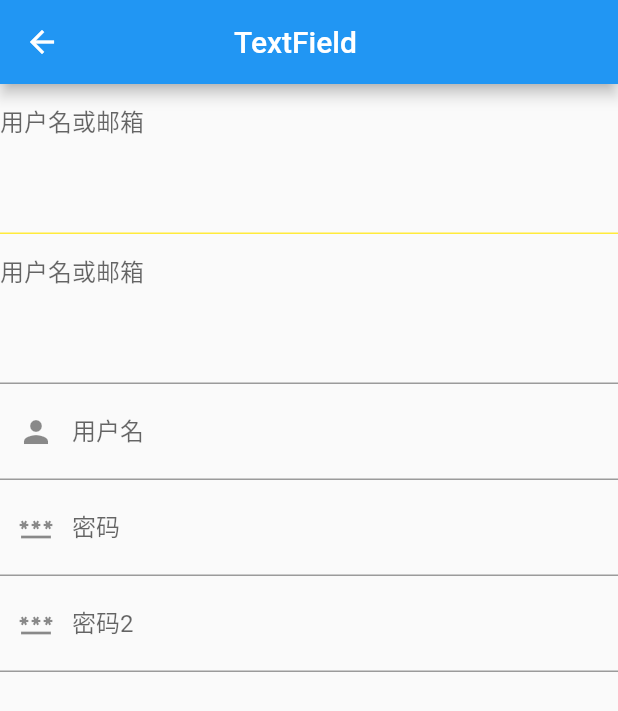
After one commit to wuvdan/Flutter-Demo, a Flutter app: the screen it shows after launch, after a tap on "textField", on a phone screen of 412 x 824 dp. The commit adds this screen. Shown: the top 711 px of the screen. Run offline on Flutter 3.47's test engine with Material 2 defaults, Android fonts, the phone set to English and light mode, and no system bars; our stand-ins replace dio, permission_handler, video_player; missing offline and left inert: amap_flutter_base, amap_flutter_location, amap_flutter_map, flutter_baidu_mapapi_base, flutter_baidu_mapapi_map, flutter_bmflocation and 1 more; network calls fail.

Commit message:
feat(0.0.1): TabBar + NavigationBar + View架构搭配 1.3 Image 1.4 Switch 1.5 CheckBox 1.6 TextField
2 第三方SDK使用
2.0 高德地图
2.1 百度地图
2.3 WebView
2.4 视频播放

```diff
--- a/lib/Main/View/app.dart
+++ b/lib/Main/View/app.dart
@@ -1,6 +1,7 @@
 import 'package:demo/Modules/Home/View/homePage.dart';
 import 'package:demo/Modules/My/View/myPage.dart';
 import 'package:demo/Main/View/tabbar.dart';
+import 'package:demo/Modules/ThirdPart/thirdPartPage.dart';
 import 'package:flutter/material.dart';
 
 import '../Model/BottomNavigationBarItemModel.dart';
@@ -16,7 +17,8 @@ class MyApp extends StatelessWidget {
         primarySwatch: Colors.blue,
       ),
       home: TabBarContainerView(items: [
-        BottomNavigationBarItemModel("组件", const Icon(Icons.home), const HomePage()),
+        BottomNavigationBarItemModel("自带组件", const Icon(Icons.home), const HomePage()),
+        BottomNavigationBarItemModel("第三方SDK", const Icon(Icons.home), const ThirdPartPage()),
         BottomNavigationBarItemModel("我的", const Icon(Icons.library_add), const MyPage())
       ], onTap: (int index) {
         print("点击回调 ---> $index");
--- a/lib/Modules/Home/View/homePage.dart
+++ b/lib/Modules/Home/View/homePage.dart
@@ -1,7 +1,12 @@
 import 'package:demo/Modules/Home/View/ui/NavigatorButton.dart';
 import 'package:demo/Modules/Home/View/ui/button.dart';
+import 'package:demo/Modules/Home/View/ui/checkbox.dart';
 import 'package:demo/Modules/Home/View/ui/icon.dart';
+import 'package:demo/Modules/Home/View/ui/image.dart';
+import 'package:demo/Modules/Home/View/ui/input.dart';
+import 'package:demo/Modules/Home/View/ui/switch.dart';
 import 'package:demo/Modules/Home/View/ui/text.dart';
+import 'package:demo/Modules/ThirdPart/webviewPage.dart';
 import 'package:flutter/material.dart';
 
 class HomePage extends StatefulWidget {
@@ -31,6 +36,10 @@ class _HomePage extends State<HomePage> {
           NavigatorButton(text: "text", page: UITextPage()),
           NavigatorButton(text: "icon", page: UIIconPage()),
           NavigatorButton(text: "button", page: UIButtonPage()),
+          NavigatorButton(text: "image", page: UIImagePage()),
+          NavigatorButton(text: "switch", page: UISwitchPage()),
+          NavigatorButton(text: "checkbox", page: UICheckBoxPage()),
+          NavigatorButton(text: "textField", page: UIInputPage()),
         ],
       )
     );
--- /dev/null
+++ b/lib/Modules/Home/View/ui/input.dart
@@ -0,0 +1,82 @@
+import 'dart:ui';
+
+import 'package:flutter/material.dart';
+
+class UIInputPage extends StatefulWidget {
+  const UIInputPage({super.key});
+
+  @override
+  State<UIInputPage> createState() => _UIInputPage();
+}
+
+class _UIInputPage extends State<UIInputPage> {
+
+  bool switchState = false;
+
+  @override
+  Widget build(BuildContext context) {
+    return Scaffold(
+        appBar: AppBar(
+          backgroundColor: Colors.blue,
+          titleSpacing: 100,
+          title: const Text("TextField"),
+        ),
+        body: ListView(
+          children: const [
+            TextField(
+              maxLines: 4,
+              decoration: InputDecoration(
+                  hintText: "用户名或邮箱",
+                // 未获得焦点下划线设为灰色
+                enabledBorder: UnderlineInputBorder(
+                  borderSide: BorderSide(color: Colors.yellow),
+                ),
+                //获得焦点下划线设为蓝色
+                focusedBorder: UnderlineInputBorder(
+                  borderSide: BorderSide(color: Colors.red),
+                ),
+              ),
+              keyboardAppearance: Brightness.dark,
+            ),
+            TextField(
+              maxLines: 4,
+              decoration: InputDecoration(
+                  hintText: "用户名或邮箱",
+                  fillColor: Colors.lightGreen
+              ),
+              keyboardAppearance: Brightness.dark,
+            ),
+            TextField(
+              maxLines: 1,
+              decoration: InputDecoration(
+                  labelText: "用户名",
+                  hintText: "用户名或邮箱",
+                  prefixIcon: Icon(Icons.person)
+              ),
+              keyboardAppearance: Brightness.dark,
+            ),
+            TextField(
+              maxLines: 1,
+              decoration: InputDecoration(
+                  labelText: "密码",
+                  hintText: "密码",
+                  prefixIcon: Icon(Icons.password)
+              ),
+              keyboardType: TextInputType.phone,
+            ),
+            TextField(
+              maxLines: 1,
+              decoration: InputDecoration(
+                  labelText: "密码2",
+                  hintText: "密码2",
+                  prefixIcon: Icon(Icons.password)
+              ),
+              textAlign: TextAlign.center,
+              keyboardType: TextInputType.name,
+              textInputAction: TextInputAction.go,
+            )
+          ],
+        )
+    );
+  }
+}
```
Also changed, not shown: lib/Modules/Home/View/ui/checkbox.dart (added, +49 -0 lines), lib/Modules/Home/View/ui/icon.dart (+14 -8 lines), lib/Modules/Home/View/ui/image.dart (added, +36 -0 lines), lib/Modules/Home/View/ui/switch.dart (added, +42 -0 lines), lib/Modules/ThirdPart/amapPage.dart (added, +118 -0 lines), lib/Modules/ThirdPart/bdMapPage.dart (added, +150 -0 lines), lib/Modules/ThirdPart/thirdPartPage.dart (added, +40 -0 lines), lib/Modules/ThirdPart/videoPlayer.dart (added, +50 -0 lines), lib/Modules/ThirdPart/webviewPage.dart (added, +34 -0 lines), pubspec.yaml (+26 -3 lines), images/shangchuan.png (added), images/yaoyan.png (added), images/zhaopinqiuzhi.png (added), lib/asset/shangchuan.png (added), 3 more files, 7 other files.
